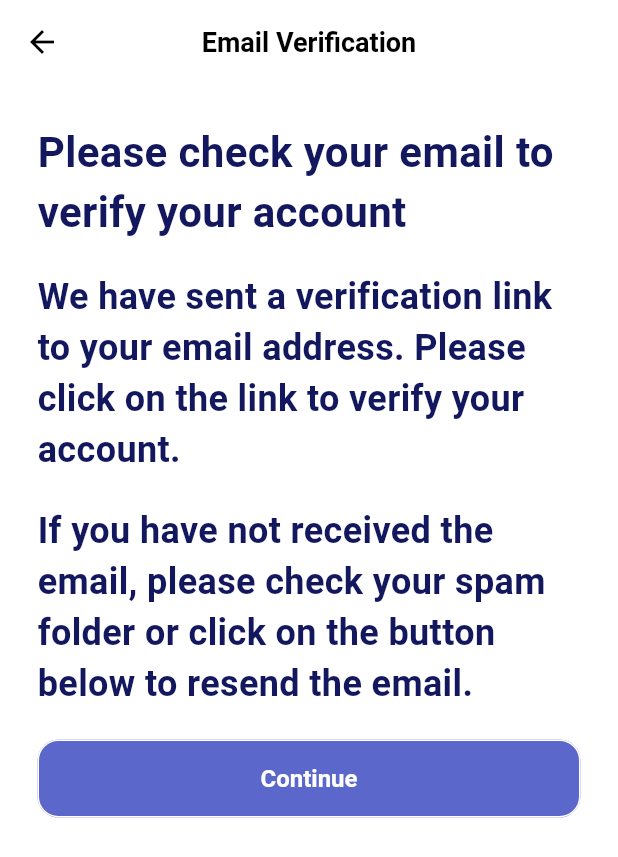
After one commit to Tanvirul-swe/t-task-manager, a Flutter app: the EmailVerificationPage screen opened by its route, after a tap on "Continue", on a phone screen of 412 x 824 dp. The commit adds this screen. Shown: the top 857 px of the screen. Run offline on Flutter 3.47's test engine with Material 3 defaults, Android fonts, the phone set to English and light mode, and no system bars; our stand-ins replace cached_network_image, easy_date_timeline, equatable, firebase_auth, firebase_core, flutter_bloc and 10 more; accounts and stored records are empty; network calls fail.

Commit message:
[update]

```diff
--- a/lib/src/constant/app_constant.dart
+++ b/lib/src/constant/app_constant.dart
@@ -17,4 +17,8 @@ class AppConstant {
   static const int cancelled = 3;
   static const int onGoing = 4;
   static const int deleted = 5;
+
+  // Exception Message
+  static const String somethingWantWrrong =
+      "Something went wrong. Please try again later.";
 }
--- a/lib/src/exception/platform_exceptions.dart
+++ b/lib/src/exception/platform_exceptions.dart
@@ -1,4 +1,3 @@
-
 class TPlatformException implements Exception {
   // The error code associated with the exception.
   final String code;
--- a/lib/src/feature/authentication/presentation/bloc/authentication_state.dart
+++ b/lib/src/feature/authentication/presentation/bloc/authentication_state.dart
@@ -15,6 +15,8 @@ class SignInSuccess extends AuthenticationState {}
 
 class SignUpSuccess extends AuthenticationState {}
 
+class SignUpSuccessEmailNotVerified extends AuthenticationState {}
+
 class AuthenticationFailureState extends AuthenticationState {
   final String message;
 
--- a/lib/src/feature/authentication/presentation/page/sign_up_page.dart
+++ b/lib/src/feature/authentication/presentation/page/sign_up_page.dart
@@ -45,6 +45,9 @@ class _SignUpPageState extends State<SignUpPage> {
                   context, '/RootScreen', (route) => false);
             } else if (state is AuthenticationFailureState) {
               showCustomSnackBar(context, state.message, isError: true);
+            } else if (state is SignUpSuccessEmailNotVerified) {
+              Navigator.pushNamedAndRemoveUntil(
+                  context, '/EmailVerificationPage', (route) => false);
             }
           },
           builder: (context, state) {
@@ -99,6 +102,7 @@ class _SignUpPageState extends State<SignUpPage> {
                           isLoading: state is AuthenticationLoading,
                           title: "Create",
                           onPressed: () {
+                            FocusScope.of(context).unfocus();
                             context.read<AuthenticationBloc>().add(
                                 SignUpRequestEvent(
                                     email: emailController.text,
--- /dev/null
+++ b/lib/src/feature/verification/presentation/bloc/verification_bloc.dart
@@ -0,0 +1,43 @@
+import 'dart:async';
+
+import 'package:equatable/equatable.dart';
+import 'package:firebase_auth/firebase_auth.dart';
+import 'package:flutter/material.dart';
+import 'package:flutter_bloc/flutter_bloc.dart';
+import 'package:t_task_manager/src/feature/authentication/repositories/authentication_repository.dart';
+
+part 'verification_event.dart';
+part 'verification_state.dart';
+
+class VerificationBloc extends Bloc<VerificationEvent, VerificationState> {
+  final AuthenticationRepository repo;
+  VerificationBloc(this.repo) : super(VerificationInitial()) {
+    on<VerificationEvent>((event, emit) async {
+      emit(VerificationLoading());
+      try {
+        if (event is VerifyEmailEvent) {
+          await repo.sendEmailVerification();
+          emit(VerificationEmailSent());
+        }
+        else if (event is EmailVerificationSuccessEvent) {
+          emit(EmailVerificationSuccess());
+        }
+      } catch (e) {
+        emit(VerificationFailureState(message: e.toString()));
+      }
+    });
+  }
+
+  /// Timer to automaticallly redirect on RootPage
+  Future<void> setTimerForAutoRedirect() async {
+    Timer.periodic(const Duration(seconds: 1), (timer) async {
+      debugPrint("Reloading user for email verification : ${timer.tick}");
+      await FirebaseAuth.instance.currentUser?.reload();
+      final user = FirebaseAuth.instance.currentUser;
+      if (user?.emailVerified ?? false) {
+        timer.cancel();
+        add(EmailVerificationSuccessEvent());
+      }
+    });
+  }
+}
--- /dev/null
+++ b/lib/src/feature/verification/presentation/bloc/verification_event.dart
@@ -0,0 +1,14 @@
+part of 'verification_bloc.dart';
+
+abstract class VerificationEvent extends Equatable {
+  const VerificationEvent();
+
+  @override
+  List<Object> get props => [];
+}
+
+class VerifyEmailEvent extends VerificationEvent {
+
+}
+
+class EmailVerificationSuccessEvent extends VerificationEvent {}
--- /dev/null
+++ b/lib/src/feature/verification/presentation/bloc/verification_state.dart
@@ -0,0 +1,25 @@
+part of 'verification_bloc.dart';
+
+abstract class VerificationState extends Equatable {
+  const VerificationState();
+
+  @override
+  List<Object> get props => [];
+}
+
+class VerificationInitial extends VerificationState {}
+
+class VerificationLoading extends VerificationState {}
+
+class VerificationEmailSent extends VerificationState {}
+
+class EmailVerificationSuccess extends VerificationState {}
+
+class VerificationFailureState extends VerificationState {
+  final String message;
+
+  const VerificationFailureState({required this.message});
+
+  @override
+  List<Object> get props => [message];
+}
--- /dev/null
+++ b/lib/src/feature/verification/presentation/page/email_verification_page.dart
@@ -0,0 +1,65 @@
+import 'package:flutter/material.dart';
+import 'package:flutter_bloc/flutter_bloc.dart';
+import 'package:t_task_manager/src/common/widget/common_widget.dart';
+import 'package:t_task_manager/src/common/widget/primary_buttom.dart';
+import 'package:t_task_manager/src/constant/common_content.dart';
+import 'package:t_task_manager/src/constant/text_style.dart';
+import 'package:t_task_manager/src/feature/verification/presentation/bloc/verification_bloc.dart';
+
+class EmailVerificationPage extends StatelessWidget {
+  const EmailVerificationPage({super.key});
+
+  @override
+  Widget build(BuildContext context) {
+    return Scaffold(
+        appBar: AppBar(
+          centerTitle: true,
+          title: Text(
+            "Email Verification",
+            style: appBarTextStyle,
+          ),
+        ),
+        body: Padding(
+          padding: const EdgeInsets.all(scaffoldDefaultPadding),
+          child: BlocConsumer<VerificationBloc, VerificationState>(
+            listener: (context, state) {
+              if (state is VerificationEmailSent) {
+                context.read<VerificationBloc>().setTimerForAutoRedirect();
+              } else if (state is VerificationFailureState) {
+                showCustomSnackBar(context, state.message, isError: true);
+              } else if (state is EmailVerificationSuccess) {
+                Navigator.pushNamedAndRemoveUntil(
+                    context, '/RootScreen', (route) => false);
+              }
+            },
+            builder: (context, state) {
+              return Column(
+                mainAxisAlignment: MainAxisAlignment.start,
+                crossAxisAlignment: CrossAxisAlignment.start,
+                children: [
+                  Text(
+                    'Please check your email to verify your account',
+                    style: largeHeadingTextStyle,
+                  ),
+                  const SizedBox(height: 20),
+                  Text(
+                    'We have sent a verification link to your email address. Please click on the link to verify your account.',
+                    style: mediumHeadingTextStyle,
+                  ),
+                  const SizedBox(height: 20),
+                  Text(
+                    'If you have not received the email, please check your spam folder or click on the button below to resend the email.',
+                    style: mediumHeadingTextStyle,
+                  ),
+                  const SizedBox(height: 20),
+                  PrimaryButtom(
+                    title: "Continue",
+                    onPressed: () {},
+                  )
+                ],
+              );
+            },
+          ),
+        ));
+  }
+}
--- a/lib/src/routing/routing.dart
+++ b/lib/src/routing/routing.dart
@@ -18,6 +18,8 @@ import 'package:t_task_manager/src/feature/task/presentation/page/task_list_page
 import 'package:t_task_manager/src/feature/task/presentation/taskBloc/task_bloc.dart';
 import 'package:t_task_manager/src/feature/task/repositories/task_local_repo.dart';
 import 'package:t_task_manager/src/feature/task/repositories/task_server_repo.dart';
+import 'package:t_task_manager/src/feature/verification/presentation/bloc/verification_bloc.dart';
+import 'package:t_task_manager/src/feature/verification/presentation/page/email_verification_page.dart';
 import 'package:t_task_manager/src/routing/custom_page_route.dart';
 
 class RouteGenerator {
@@ -34,7 +36,8 @@ class RouteGenerator {
           page: RepositoryProvider(
             create: (context) => AuthenticationRepository(),
             child: BlocProvider(
-              create: (context) => AuthenticationBloc(context.read<AuthenticationRepository>()),
+              create: (context) =>
+                  AuthenticationBloc(context.read<AuthenticationRepository>()),
               child: const SignInPage(),
             ),
           ),
@@ -45,7 +48,8 @@ class RouteGenerator {
           page: RepositoryProvider(
             create: (context) => AuthenticationRepository(),
             child: BlocProvider(
-              create: (context) => AuthenticationBloc(context.read<AuthenticationRepository>()),
+              create: (context) =>
+                  AuthenticationBloc(context.read<AuthenticationRepository>()),
               child: const SignUpPage(),
             ),
           ),
@@ -137,6 +141,21 @@ class RouteGenerator {
           page: const NotificationPage(),
         );
 
+      case '/EmailVerificationPage':
+        return CustomPageRoute(
+          settings: settings,
+          direction: AxisDirection.left,
+          page: RepositoryProvider(
+            create: (context) => AuthenticationRepository(),
+            child: BlocProvider(
+              create: (context) =>
+                  VerificationBloc(context.read<AuthenticationRepository>())
+                    ..add(VerifyEmailEvent()),
+              child: const EmailVerificationPage(),
+            ),
+          ),
+        );
+
       default:
         return MaterialPageRoute(builder: (_) => Container());
     }
```
Also changed, not shown: lib/src/feature/authentication/presentation/bloc/authentication_bloc.dart (+9 -3 lines), lib/src/feature/authentication/repositories/authentication_repository.dart (+62 -34 lines), 8 other files.
